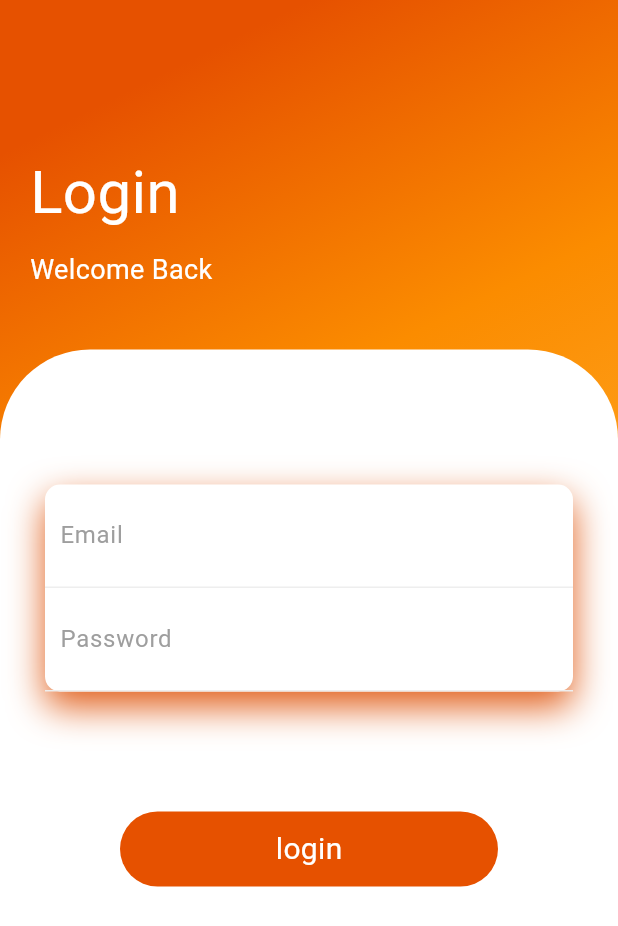
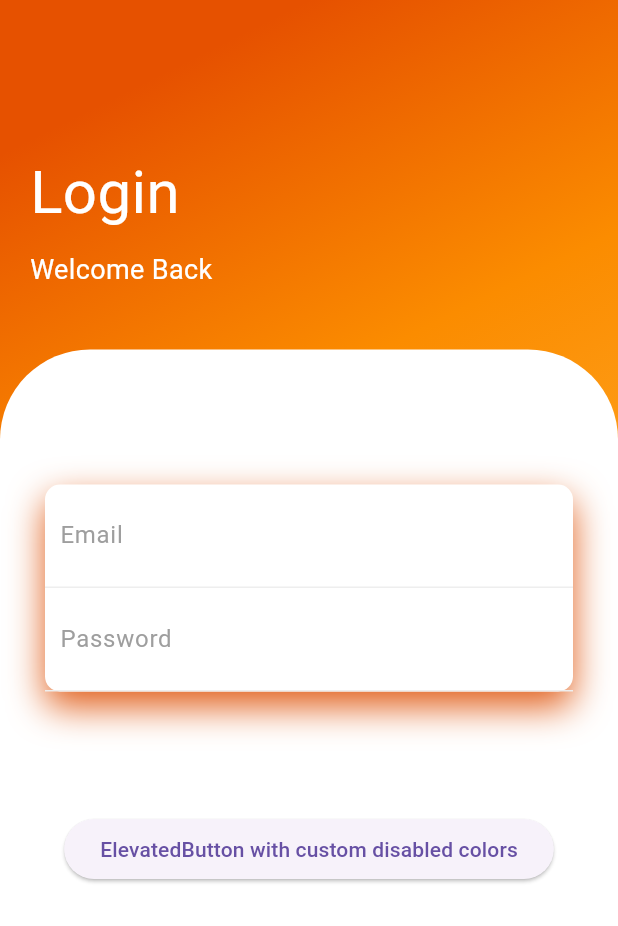
Before and after one commit to reza483t/login_page, a Flutter app: the screen it shows after launch, on a phone screen of 412 x 824 dp. Shown: the top 926 px of the screen. Run offline on Flutter 3.47's test engine with Material 3 defaults, Android fonts, the phone set to English and light mode, and no system bars; our stand-ins replace simple_animations.

```diff
--- a/lib/main.dart
+++ b/lib/main.dart
@@ -1,6 +1,7 @@
 // ignore_for_file: prefer_const_constructors
 
 import 'package:flutter/material.dart';
+import 'package:simple_animations/simple_animations.dart';
 
 void main() => runApp(MaterialApp(
       debugShowCheckedModeBanner: false,
@@ -8,10 +9,13 @@ void main() => runApp(MaterialApp(
     ));
 
 class HomePage extends StatelessWidget {
+  var Gmailtextfild = TextEditingController();
+  var Passwordtextfild = TextEditingController();
   @override
   Widget build(BuildContext context) {
     return Scaffold(
       body: Container(
+
         width: double.infinity,
         decoration: BoxDecoration(
             gradient: LinearGradient(begin: Alignment.topCenter, colors: [
@@ -82,6 +86,7 @@ class HomePage extends StatelessWidget {
                                       bottom: BorderSide(
                                           color: Colors.grey.shade200))),
                               child: TextField(
+                                controller: Gmailtextfild,
                                   decoration: InputDecoration(
                                       hintText: "Email",
                                       hintStyle: TextStyle(color: Colors.grey),
@@ -94,6 +99,7 @@ class HomePage extends StatelessWidget {
                                       bottom: BorderSide(
                                           color: Colors.grey.shade200))),
                               child: TextField(
+                                controller: Passwordtextfild,
                                   decoration: InputDecoration(
                                       hintText: "Password",
                                       hintStyle: TextStyle(color: Colors.grey),
@@ -107,13 +113,35 @@ class HomePage extends StatelessWidget {
                       SizedBox(height: 80,),
                       Container(
                         height: 50,
-                        margin: EdgeInsets.symmetric(horizontal: 50),
-                        decoration: BoxDecoration(
-                          borderRadius: BorderRadius.circular(50),
-                          color: Colors.orange.shade900
-                        ),
+                        // margin: EdgeInsets.symmetric(horizontal: 50),
+                        // decoration: BoxDecoration(
+                        //   borderRadius: BorderRadius.circular(50),
+                        //   color: Colors.orange.shade900
+
                         child: Center(
-                          child: Text("login",style: TextStyle(color: Colors.white,fontSize: 20),),
+                          child: ElevatedButton(
+  style: ElevatedButton.styleFrom(onSurface: Colors.black),
+  onPressed: (){
+                showDialog(
+              context: context,
+              builder: (BuildContext context) {
+                return AlertDialog(
+                  title: Text( Gmailtextfild.text),
+                  content: Text(Passwordtextfild.text),
+                  actions: <Widget>[
+                    TextButton(
+                      onPressed: () {
+                        Navigator.of(context).pop();
+                      },
+                      child: Text('ok'),
+                    ),
+                  ],
+                );
+              },
+            );
+  },
+  child: Text('ElevatedButton with custom disabled colors'),
+)
                         ),
                       )
 
--- a/pubspec.yaml
+++ b/pubspec.yaml
@@ -30,11 +30,10 @@ environment:
 dependencies:
   flutter:
     sdk: flutter
-
-
   # The following adds the Cupertino Icons font to your application.
   # Use with the CupertinoIcons class for iOS style icons.
   cupertino_icons: ^1.0.2
+  simple_animations: ^5.0.2
 
 dev_dependencies:
   flutter_test:
```
Also changed, not shown: pubspec.lock.
